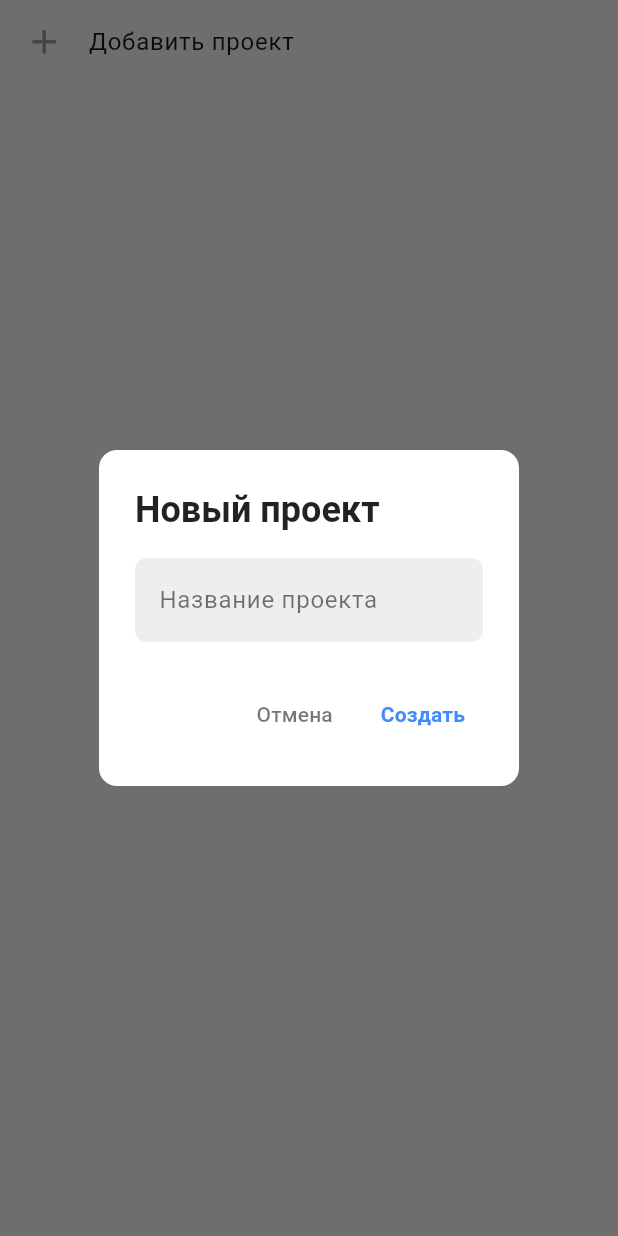
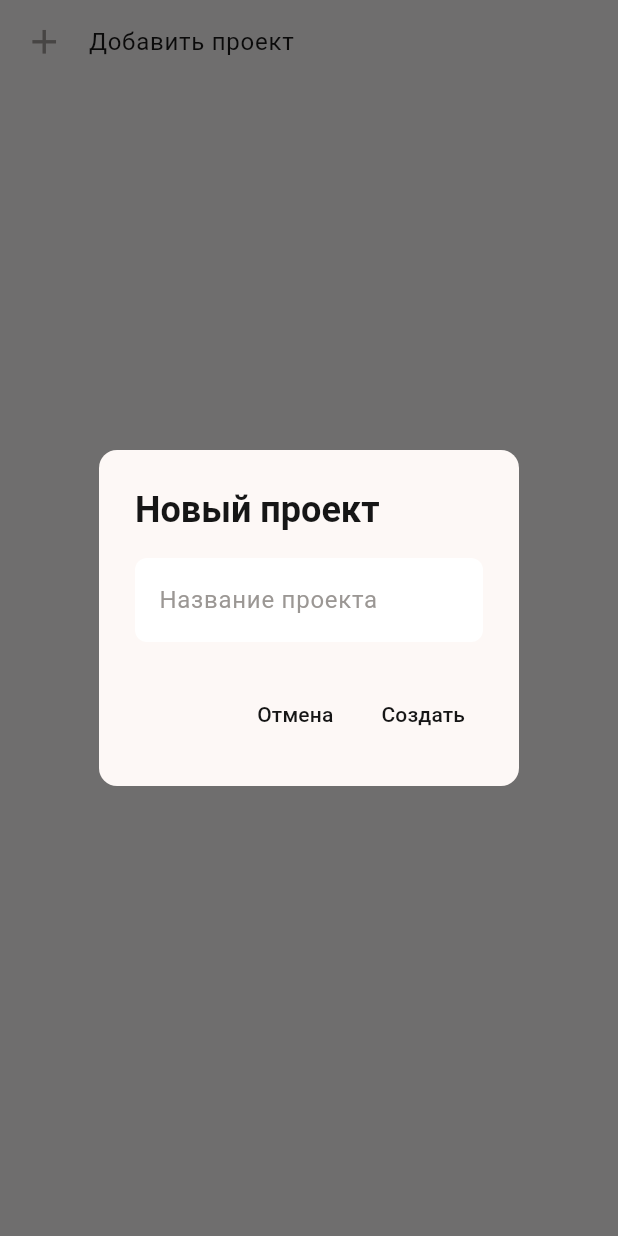
Before and after one commit to lumeiw/GTD_task, a Flutter app: the ProjectListWidget widget shown alone on an empty page, opened directly, after a tap on "Добавить проект", on a phone screen of 412 x 824 dp. Run offline on Flutter 3.47's test engine with Material 3 defaults, Android fonts, the phone set to English and light mode, and no system bars; our stand-ins replace flutter_bloc, get_it, go_router, injectable, shared_preferences; accounts and stored records are empty.

Commit message:
🐛 project: ui some fix

```diff
--- a/lib/features/project/presentation/project_screen.dart
+++ b/lib/features/project/presentation/project_screen.dart
@@ -9,7 +9,8 @@ import 'package:gtd_task/features/task_action/domain/task_action_type_unem.dart'
 import 'package:gtd_task/features/task_action/presentation/widget/expandable_action_button.dart';
 
 class ProjectScreen extends StatelessWidget {
-  const ProjectScreen({super.key, required this.projectName, required this.projectId});
+  const ProjectScreen(
+      {super.key, required this.projectName, required this.projectId});
 
   final String projectId;
   final String projectName;
@@ -29,7 +30,7 @@ class ProjectScreen extends StatelessWidget {
           return switch (state) {
             ProjectTaskInitial() => const SizedBox(),
             ProjectTaskLoading() =>
-                const Center(child: CircularProgressIndicator()),
+              const Center(child: CircularProgressIndicator()),
             ProjectTaskError(message: var message) => Center(
                 child: Text(
                   'Ошибка: $message',
@@ -49,9 +50,18 @@ class ProjectScreen extends StatelessWidget {
               showInlineTaskEditor(context, null, projectId);
               break;
             case TaskActionType.moveTask:
+              ScaffoldMessenger.of(context).showSnackBar(
+                const SnackBar(
+                  content: Text('Будет реализовано позже'),
+                ),
+              );
               break;
             case TaskActionType.autoSort:
-              // Будет реализовано позже
+              ScaffoldMessenger.of(context).showSnackBar(
+                const SnackBar(
+                  content: Text('Будет реализовано позже'),
+                ),
+              );
               break;
           }
         },
--- a/lib/features/project/presentation/widget/project_list_widget.dart
+++ b/lib/features/project/presentation/widget/project_list_widget.dart
@@ -15,18 +15,14 @@ class ProjectListWidget extends StatelessWidget {
     showDialog(
       context: context,
       builder: (context) => AlertDialog(
-        backgroundColor: colorScheme.brightness == Brightness.dark
-            ? const Color(0xFF424242)
-            : Colors.white,
+        backgroundColor: colorScheme.primary,
         shape: RoundedRectangleBorder(
           borderRadius: BorderRadius.circular(12),
         ),
         title: Text(
           'Новый проект',
           style: TextStyle(
-            color: colorScheme.brightness == Brightness.dark
-                ? Colors.white
-                : Colors.black87,
+            color: colorScheme.surface,
             fontWeight: FontWeight.bold,
           ),
         ),
@@ -35,14 +31,10 @@ class ProjectListWidget extends StatelessWidget {
           decoration: InputDecoration(
             hintText: 'Название проекта',
             hintStyle: TextStyle(
-              color: colorScheme.brightness == Brightness.dark
-                  ? Colors.white70
-                  : Colors.black54,
+              color: colorScheme.onSecondary,
             ),
             filled: true,
-            fillColor: colorScheme.brightness == Brightness.dark
-                ? const Color(0xFF616161)
-                : Colors.grey[200],
+            fillColor: colorScheme.inversePrimary,
             border: OutlineInputBorder(
               borderRadius: BorderRadius.circular(8),
               borderSide: BorderSide.none,
@@ -57,9 +49,7 @@ class ProjectListWidget extends StatelessWidget {
             ),
           ),
           style: TextStyle(
-            color: colorScheme.brightness == Brightness.dark
-                ? Colors.white
-                : Colors.black,
+            color: colorScheme.surface,
           ),
         ),
         actions: [
@@ -68,9 +58,7 @@ class ProjectListWidget extends StatelessWidget {
             child: Text(
               'Отмена',
               style: TextStyle(
-                color: colorScheme.brightness == Brightness.dark
-                    ? Colors.white70
-                    : Colors.black54,
+                color: colorScheme.surface,
               ),
             ),
           ),
@@ -78,7 +66,9 @@ class ProjectListWidget extends StatelessWidget {
             onPressed: () {
               if (controller.text.trim().isNotEmpty) {
                 final project = ProjectModel(
-                  id: DateTime.now().millisecondsSinceEpoch.toString(), // Чистый числовой ID
+                  id: DateTime.now()
+                      .millisecondsSinceEpoch
+                      .toString(), // Чистый числовой ID
                   title: controller.text.trim(),
                   isCompleted: false,
                 );
@@ -89,9 +79,8 @@ class ProjectListWidget extends StatelessWidget {
             },
             child: Text(
               'Создать',
-              style: const TextStyle(
-                color: Colors.blueAccent,
-                fontWeight: FontWeight.bold,
+              style: TextStyle(
+                color: colorScheme.surface,
               ),
             ),
           ),
@@ -126,7 +115,7 @@ class ProjectListWidget extends StatelessWidget {
                         style: TextStyle(),
                       ),
                       trailing: IconButton(
-                        icon: const Icon(Icons.delete, color: Colors.red),
+                        icon: Icon(Icons.delete_outline, color: colorScheme.onSecondary),
                         onPressed: () {
                           context.read<CreateProjectBloc>().delete(project.id);
                           context.read<ProjectListBloc>().load();
```
